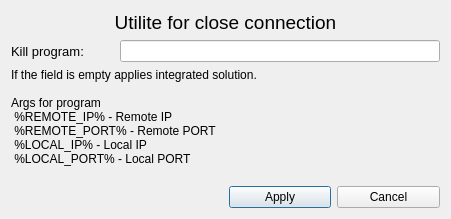
Qt form setupUtiliteKill.ui (admsasha/qnetstatview) before a commit.
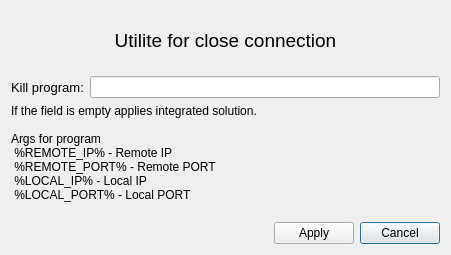
The same form after that commit.

Diff of the .ui file:
```diff
--- a/setupUtiliteKill.ui
+++ b/setupUtiliteKill.ui
@@ -7,44 +7,27 @@
     <x>0</x>
     <y>0</y>
     <width>451</width>
-    <height>197</height>
+    <height>255</height>
    </rect>
   </property>
   <property name="windowTitle">
    <string>Dialog</string>
   </property>
   <layout class="QGridLayout" name="gridLayout">
-   <item row="0" column="0" colspan="4">
-    <widget class="QLabel" name="label_2">
-     <property name="font">
-      <font>
-       <pointsize>14</pointsize>
-      </font>
+   <item row="7" column="0">
+    <spacer name="horizontalSpacer">
+     <property name="orientation">
+      <enum>Qt::Horizontal</enum>
      </property>
-     <property name="text">
-      <string>Utilite for close connection</string>
+     <property name="sizeHint" stdset="0">
+      <size>
+       <width>40</width>
+       <height>20</height>
+      </size>
      </property>
-     <property name="alignment">
-      <set>Qt::AlignCenter</set>
-     </property>
-    </widget>
+    </spacer>
    </item>
-   <item row="1" column="0">
-    <widget class="QLabel" name="label">
-     <property name="font">
-      <font>
-       <pointsize>10</pointsize>
-      </font>
-     </property>
-     <property name="text">
-      <string>Kill program:</string>
-     </property>
-    </widget>
-   </item>
-   <item row="1" column="1" colspan="3">
-    <widget class="QLineEdit" name="lineEdit"/>
-   </item>
-   <item row="2" column="0" colspan="4">
+   <item row="6" column="0" colspan="4">
     <widget class="QLabel" name="label_3">
      <property name="text">
       <string>If the field is empty applies integrated solution.
@@ -61,20 +44,54 @@
      </property>
     </widget>
    </item>
-   <item row="3" column="2">
-    <widget class="QPushButton" name="pushButton_2">
-     <property name="text">
-      <string>Apply</string>
-     </property>
-    </widget>
-   </item>
-   <item row="3" column="3">
+   <item row="7" column="3">
     <widget class="QPushButton" name="pushButton">
      <property name="text">
       <string>Cancel</string>
      </property>
     </widget>
    </item>
+   <item row="0" column="0" colspan="4">
+    <widget class="QLabel" name="label_2">
+     <property name="font">
+      <font>
+       <pointsize>14</pointsize>
+      </font>
+     </property>
+     <property name="text">
+      <string>Utilite for close connection</string>
+     </property>
+     <property name="alignment">
+      <set>Qt::AlignCenter</set>
+     </property>
+    </widget>
+   </item>
+   <item row="7" column="2">
+    <widget class="QPushButton" name="pushButton_2">
+     <property name="text">
+      <string>Apply</string>
+     </property>
+    </widget>
+   </item>
+   <item row="5" column="0" colspan="4">
+    <layout class="QHBoxLayout" name="horizontalLayout">
+     <item>
+      <widget class="QLabel" name="label">
+       <property name="font">
+        <font>
+         <pointsize>10</pointsize>
+        </font>
+       </property>
+       <property name="text">
+        <string>Kill program:</string>
+       </property>
+      </widget>
+     </item>
+     <item>
+      <widget class="QLineEdit" name="lineEdit"/>
+     </item>
+    </layout>
+   </item>
   </layout>
  </widget>
  <resources/>
```
